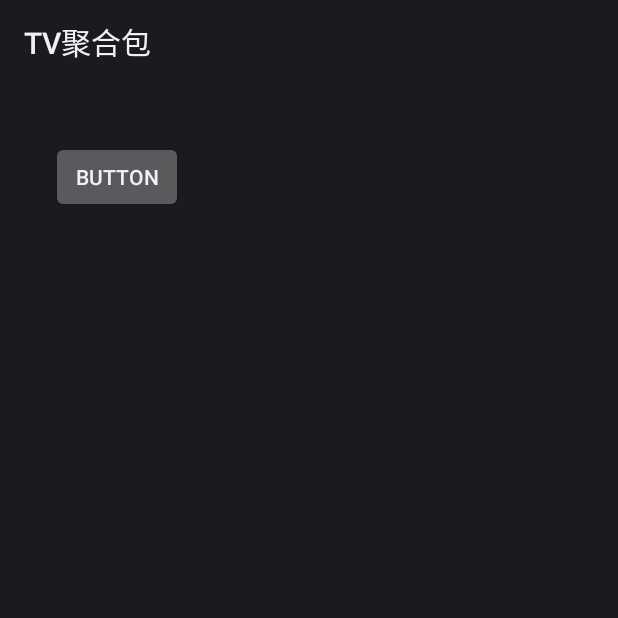
After one commit to xiaomaguoguo/TVGather, an Android app: the RequestFocuseActivity screen opened directly, with no data from a screen before it, on a phone screen of 412 x 824 dp, the top half of it. The commit adds this screen. Run offline under Robolectric (Android 15) with nearby library versions, the phone set to English and light mode, and no system bars.

Commit message:
焦点测试

```diff
--- a/TVGather/app/src/main/AndroidManifest.xml
+++ b/TVGather/app/src/main/AndroidManifest.xml
@@ -49,6 +49,7 @@
         <activity android:name="activity.MultiThreadActivity" />
         <activity android:name="activity.DownloadActivity" />
         <activity android:name="activity.DownloadActivity2" />
+        <activity android:name="activity.RequestFocuseActivity" />
         <activity android:name="activity.RecycleViewCenterActivity" />
         <activity android:name="activity.RecycleViewActivity"/>
         <activity android:name="activity.JavaJsActivity"/>
--- /dev/null
+++ b/TVGather/app/src/main/java/activity/RequestFocuseActivity.java
@@ -0,0 +1,47 @@
+package activity;
+
+import android.app.Activity;
+import android.os.Bundle;
+import android.os.Handler;
+import android.support.annotation.Nullable;
+import android.widget.Button;
+import android.widget.FrameLayout;
+import android.widget.RelativeLayout;
+
+import com.bftv.knothing.firsttv.R;
+
+/**
+ * Created by KNothing on 2018/1/18.
+ */
+
+public class RequestFocuseActivity extends Activity {
+
+    private Button button6 = null;
+
+    private FrameLayout mFrameLayout = null;
+
+    private RelativeLayout mRelativeLayout = null;
+
+    private Handler mHandler = new Handler();
+
+    @Override
+    protected void onCreate(@Nullable Bundle savedInstanceState) {
+        super.onCreate(savedInstanceState);
+        setContentView(R.layout.request_focused);
+        initView();
+    }
+
+    private void initView() {
+        button6 = findViewById(R.id.button6);
+        mFrameLayout = findViewById(R.id.frame);
+        mRelativeLayout = findViewById(R.id.relative);
+
+        mHandler.postDelayed(new Runnable() {
+            @Override
+            public void run() {
+                button6.requestFocus();
+            }
+        },1000);
+
+    }
+}
--- a/TVGather/app/src/main/java/fragment/MeasureFragment.kt
+++ b/TVGather/app/src/main/java/fragment/MeasureFragment.kt
@@ -13,7 +13,7 @@ import com.bftv.knothing.firsttv.R
  */
 class MeasureFragment : Fragment() {
 
-    override fun onCreateView(inflater: LayoutInflater?, container: ViewGroup?, savedInstanceState: Bundle?): View? {
+    override fun onCreateView(inflater: LayoutInflater, container: ViewGroup?, savedInstanceState: Bundle?): View? {
         return inflater?.inflate(R.layout.measure_layout,container,false);
     }
 
--- a/TVGather/app/src/main/res/layout/main_activity.xml
+++ b/TVGather/app/src/main/res/layout/main_activity.xml
@@ -13,6 +13,11 @@
             android:orientation="horizontal"
             android:layout_width="match_parent"
             android:layout_height="wrap_content">
+
+            <Button
+                android:id="@+id/requestTest"
+                style="@style/BtnStyle"
+                android:text="requestFocus测试"/>
 
             <Button
                 android:id="@+id/btnGetIntent"
--- /dev/null
+++ b/TVGather/app/src/main/res/layout/request_focused.xml
@@ -0,0 +1,27 @@
+<?xml version="1.0" encoding="utf-8"?>
+<widget.MyFrameLayout xmlns:android="http://schemas.android.com/apk/res/android"
+             android:id="@+id/frame"
+            android:focusable="true"
+             android:layout_width="match_parent"
+             android:layout_height="match_parent">
+
+    <widget.MyRelativeLayout
+        android:id="@+id/relative"
+        android:focusable="true"
+        android:layout_width="match_parent"
+        android:layout_height="match_parent">
+
+        <Button
+            android:id="@+id/button6"
+            android:layout_width="wrap_content"
+            android:layout_height="wrap_content"
+            android:layout_alignParentStart="true"
+            android:layout_alignParentTop="true"
+            android:layout_marginStart="34dp"
+            android:layout_marginTop="38dp"
+            android:text="Button"/>
+
+    </widget.MyRelativeLayout>
+
+
+</widget.MyFrameLayout>
--- a/TVGather/download/build.gradle
+++ b/TVGather/download/build.gradle
@@ -1,12 +1,12 @@
 apply plugin: 'com.android.library'
 
 android {
-    compileSdkVersion 25
-    buildToolsVersion "25.0.3"
+    compileSdkVersion 27
+    buildToolsVersion "27.0.2"
 
     defaultConfig {
         minSdkVersion 14
-        targetSdkVersion 25
+        targetSdkVersion 27
         versionCode 1
         versionName "1.0"
     }
--- a/TVGather/downloadlib/build.gradle
+++ b/TVGather/downloadlib/build.gradle
@@ -2,7 +2,7 @@ apply plugin: 'com.android.library'
 apply from: '../maven_push.gradle'
 
 android {
-    compileSdkVersion 26
+    compileSdkVersion 27
     buildToolsVersion "27.0.2"
 
     defaultConfig {
```
Also changed, not shown: TVGather/app/build.gradle (+7 -2 lines), TVGather/app/src/main/java/activity/MainActivity.java (+7 -1 lines), TVGather/app/src/main/java/widget/MyFrameLayout.java (added, +34 -0 lines), TVGather/app/src/main/java/widget/MyRelativeLayout.java (added, +32 -0 lines).
